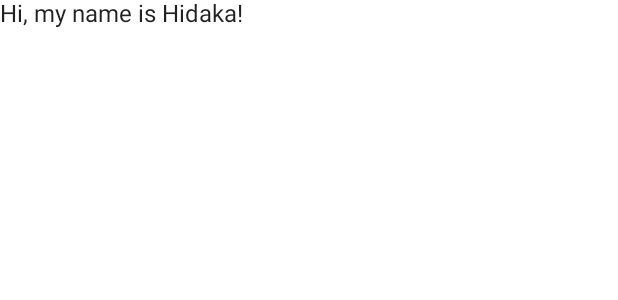
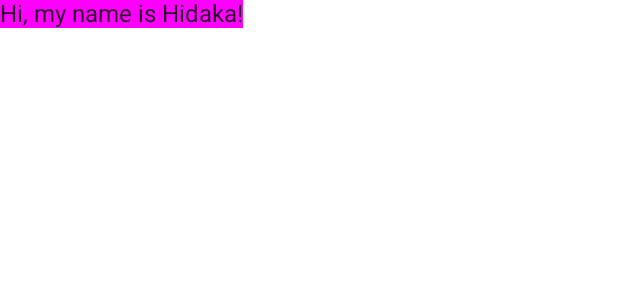
Before and after one commit to ryohidaka/Codelab-GreetingCard, an Android app built with Jetpack Compose: the @Preview function DefaultPreview, on a phone screen of 412 x 824 dp. Shown: the top 300 px of the screen. Run offline under Robolectric (Android 15) with nearby library versions, the phone set to English and light mode, and no system bars.

Commit message:
update: 背景色を変更
6. 背景色を変更する
https://developer.android.com/codelabs/basic-android-kotlin-compose-first-app?continue=https%3A%2F%2Fdeveloper.android.com%2Fcourses%2Fpathways%2Fandroid-basics-compose-unit-1-pathway-2&hl=ja#5

```diff
--- a/app/src/main/java/com/example/greetingcard/MainActivity.kt
+++ b/app/src/main/java/com/example/greetingcard/MainActivity.kt
@@ -9,6 +9,7 @@ import androidx.compose.material.Surface
 import androidx.compose.material.Text
 import androidx.compose.runtime.Composable
 import androidx.compose.ui.Modifier
+import androidx.compose.ui.graphics.Color
 import androidx.compose.ui.tooling.preview.Preview
 import com.example.greetingcard.ui.theme.GreetingCardTheme
 
@@ -28,7 +29,9 @@ class MainActivity : ComponentActivity() {
 
 @Composable
 fun Greeting(name: String) {
-    Text(text = "Hi, my name is $name!")
+    Surface(color = Color.Magenta) {
+        Text(text = "Hi, my name is $name!")
+    }
 }
 
 @Preview(showBackground = true)
```
